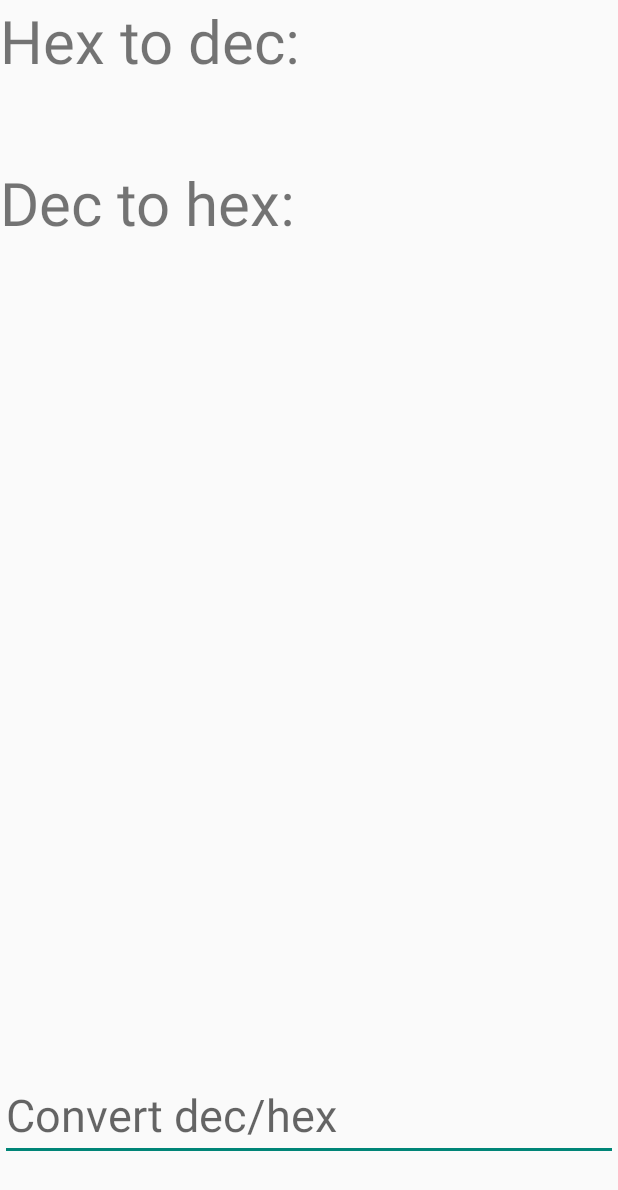
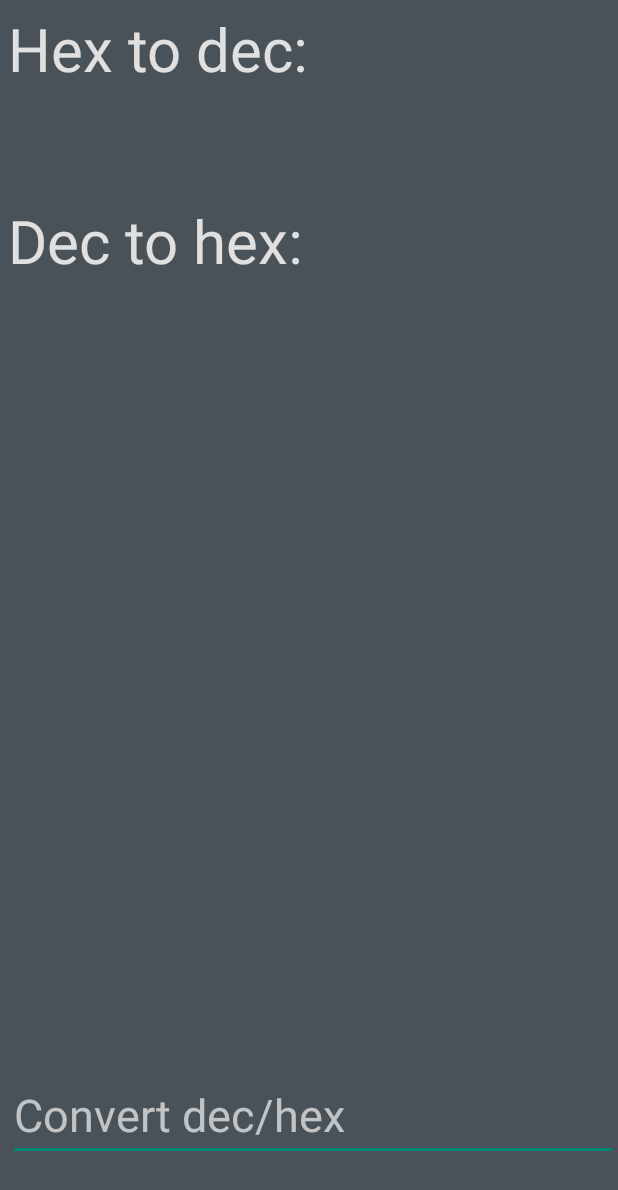
Before and after one commit to fliljeda/Fredrik4Life, an Android app: the NumberConverterActivity screen opened directly, with no data from a screen before it, on a phone screen of 412 x 824 dp. Shown: the top 1190 px of the screen. Run offline under Robolectric (Android 15) with nearby library versions, the phone set to English and light mode, and no system bars.

Commit message:
Styled hex dec converter

```diff
--- a/app/src/main/java/fliljeda/fredrik4life/NumberConverterActivity.java
+++ b/app/src/main/java/fliljeda/fredrik4life/NumberConverterActivity.java
@@ -96,6 +96,7 @@ public class NumberConverterActivity extends AppCompatActivity {
             int charValue = getDecValueFromHex(field.charAt(i));
             if(charValue == -1){
                 decValue.setText("Unable to convert");
+                return;
             }
             value |= ((long)charValue << (fieldsize-i-1)*4); //Shifting hexvalues into place
         }
--- a/app/src/main/res/layout/activity_main_menu.xml
+++ b/app/src/main/res/layout/activity_main_menu.xml
@@ -31,7 +31,7 @@
                 style="@style/main_menu_button"
                 android:adjustViewBounds="true"
                 android:scaleType="fitXY"
-                android:src="@drawable/dice_icon_new"
+                android:src="@drawable/icon_number_converter"
                 android:onClick="startNumberConverterActivity"/>
 
 
--- a/app/src/main/res/layout/activity_number_converter.xml
+++ b/app/src/main/res/layout/activity_number_converter.xml
@@ -4,14 +4,17 @@
     xmlns:tools="http://schemas.android.com/tools"
     android:layout_width="match_parent"
     android:layout_height="match_parent"
+    android:background="@color/convert_background"
     tools:context="fliljeda.fredrik4life.NumberConverterActivity">
 
     <LinearLayout
+        android:paddingLeft="5dp"
         android:layout_width="match_parent"
         android:layout_height="match_parent"
         android:orientation="vertical">
 
         <LinearLayout
+            android:paddingTop="5dp"
             android:layout_width="match_parent"
             android:layout_height="0dp"
             android:layout_weight="2"
@@ -25,27 +28,32 @@
                     android:layout_width="wrap_content"
                     android:layout_height="wrap_content"
                     android:textSize="@dimen/numberconverter_textsize"
+                    android:textColor="@color/convert_label"
                     android:text="Hex to dec: "/>
                 <TextView
                     android:layout_width="match_parent"
                     android:layout_height="wrap_content"
                     android:textSize="@dimen/numberconverter_textsize"
+                    android:textColor="@color/convert_value"
                     android:text=""
                     android:id="@+id/numberconverter_display_dec"/>
             </LinearLayout>
 
             <LinearLayout
+                android:paddingTop="20dp"
                 android:layout_width="match_parent"
                 android:layout_height="wrap_content"
                 android:orientation="vertical">
                 <TextView
                     android:layout_width="wrap_content"
                     android:layout_height="wrap_content"
+                    android:textColor="@color/convert_label"
                     android:textSize="@dimen/numberconverter_textsize"
                     android:text="Dec to hex: "/>
                 <TextView
                     android:layout_width="match_parent"
                     android:layout_height="wrap_content"
+                    android:textColor="@color/convert_value"
                     android:textSize="@dimen/numberconverter_textsize"
                     android:id="@+id/numberconverter_display_hex"/>
             </LinearLayout>
@@ -62,7 +70,11 @@
                 android:layout_width="match_parent"
                 android:layout_height="wrap_content"
                 android:hint="Convert dec/hex"
+                android:textColorHint="@color/convert_edit_hint"
                 android:layout_alignParentBottom="true"
+                android:inputType="textNoSuggestions"
+                android:cursorVisible="false"
+                android:textColor="@color/convert_value"
                 android:textSize="30dp"
                 android:maxLength="18"
                 android:id="@+id/numberconverter_change" />
--- a/app/src/main/res/values/colors.xml
+++ b/app/src/main/res/values/colors.xml
@@ -3,4 +3,8 @@
     <color name="colorPrimary">#3F51B5</color>
     <color name="colorPrimaryDark">#303F9F</color>
     <color name="colorAccent">#FF4081</color>
+    <color name="convert_background">#495159</color>
+    <color name="convert_label">#e0e0e0</color>
+    <color name="convert_value">#e0e0e0</color>
+    <color name="convert_edit_hint">#CCe0e0e0</color>
 </resources>
```
Also changed, not shown: app/src/main/res/drawable/icon_number_converter.png (added).
